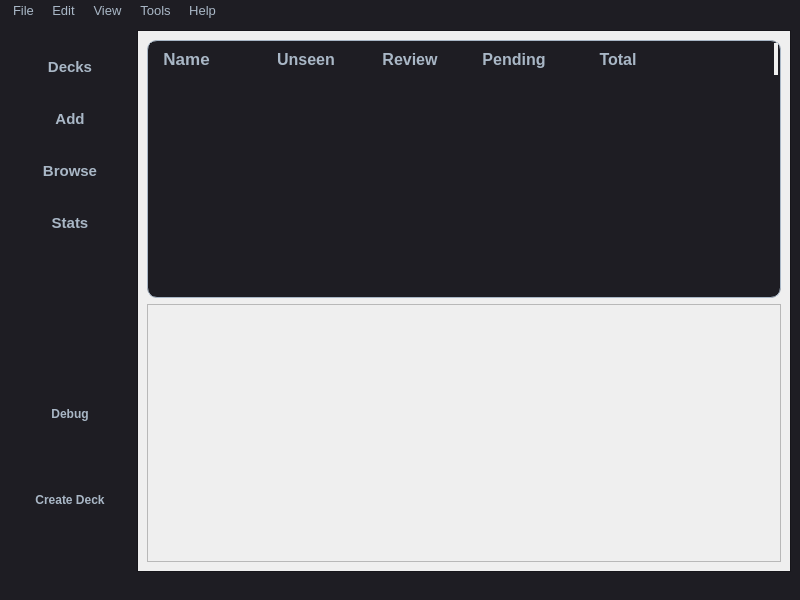
Above: forms/mainwindow.ui from TehPig/MindLeap before the change. Below: the same form after it.
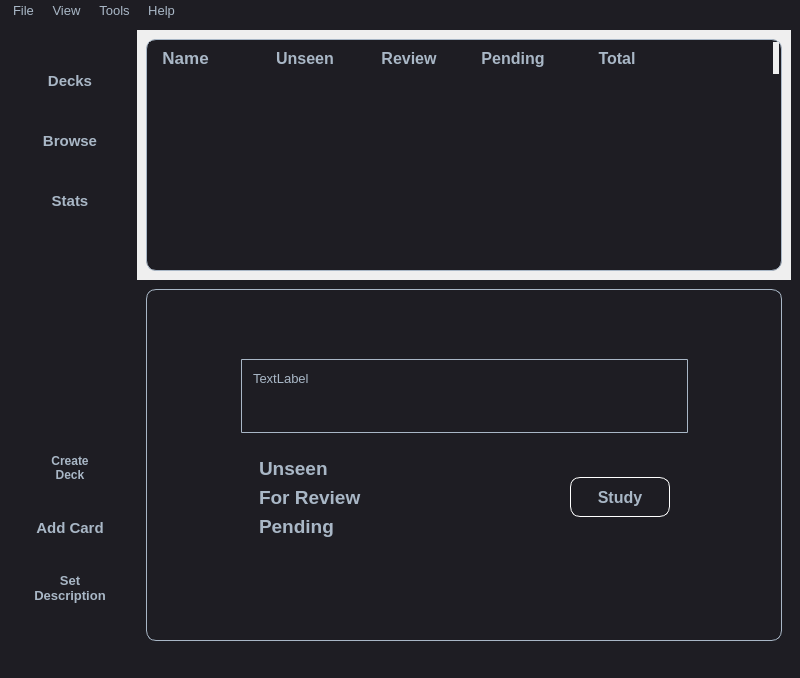
That is the form after the change. Icons and pictures are not drawn. Custom widgets are drawn as their Qt base class.

Patch:
```diff
--- a/forms/mainwindow.ui
+++ b/forms/mainwindow.ui
@@ -7,7 +7,7 @@
     <x>0</x>
     <y>0</y>
     <width>800</width>
-    <height>600</height>
+    <height>678</height>
    </rect>
   </property>
   <property name="sizePolicy">
@@ -422,7 +422,539 @@
     </sizepolicy>
    </property>
    <layout class="QGridLayout" name="gridLayout">
-    <item row="0" column="0">
+    <item row="1" column="1">
+     <widget class="QWidget" name="deckWidget" native="true">
+      <property name="enabled">
+       <bool>true</bool>
+      </property>
+      <property name="sizePolicy">
+       <sizepolicy hsizetype="Expanding" vsizetype="Expanding">
+        <horstretch>0</horstretch>
+        <verstretch>0</verstretch>
+       </sizepolicy>
+      </property>
+      <property name="visible">
+       <bool>false</bool>
+      </property>
+      <property name="styleSheet">
+       <string notr="true">#DeckInfo {
+    background-color: #1e1d23;
+    gridline-color: transparent;
+    border: 1.3px solid #a9b7c6; /* Add border */
+    border-radius: 10px; /* Rounded corners */
+    padding: 2px; /* Increase padding to prevent border cut-off */
+    color: #a9b7c6;
+}
+QPushButton{
+	border-style: solid;
+	border-top-color: white;
+	border-right-color: white;
+	border-left-color: white;
+	border-bottom-color: white;
+	border-width: 1px;
+	border-radius: 10px;
+	border-style: solid;
+	color: #a9b7c6;
+	padding: 2px;
+	background-color: #1e1d23;
+}
+QPushButton::default{
+	border-style: inset;
+	border-top-color: transparent;
+	border-right-color: transparent;
+	border-left-color: transparent;
+	border-bottom-color: #04b97f;
+	border-width: 1px;
+	color: #a9b7c6;
+	padding: 2px;
+	background-color: #1e1d23;
+}
+QPushButton:hover{
+	border-style: solid;
+	border-top-color: #37efba;;
+	border-right-color: #37efba;;
+	border-left-color: #37efba;;
+	border-bottom-color: #37efba;
+	border-bottom-width: 1px;
+	color: #FFFFFF;
+	padding: 2px;
+	background-color: #1e1d23;
+}
+QPushButton:pressed{
+	border-style: solid;
+	border-top-color: #37efba;
+	border-right-color: #37efba;
+	border-left-color: #37efba;
+	border-bottom-color: #37efba;
+	border-bottom-width: 1px;
+	color: #37efba;
+	padding: 2px;
+	background-color: #1e1d23;
+}
+QLabel {
+	color: #a9b7c6;
+}</string>
+      </property>
+      <layout class="QGridLayout" name="gridLayout_3">
+       <property name="leftMargin">
+        <number>9</number>
+       </property>
+       <property name="topMargin">
+        <number>3</number>
+       </property>
+       <property name="rightMargin">
+        <number>9</number>
+       </property>
+       <property name="bottomMargin">
+        <number>9</number>
+       </property>
+       <property name="spacing">
+        <number>7</number>
+       </property>
+       <item row="0" column="0">
+        <widget class="QWidget" name="DeckInfo" native="true">
+         <property name="enabled">
+          <bool>true</bool>
+         </property>
+         <property name="sizePolicy">
+          <sizepolicy hsizetype="Expanding" vsizetype="Expanding">
+           <horstretch>0</horstretch>
+           <verstretch>0</verstretch>
+          </sizepolicy>
+         </property>
+         <property name="minimumSize">
+          <size>
+           <width>0</width>
+           <height>0</height>
+          </size>
+         </property>
+         <property name="maximumSize">
+          <size>
+           <width>16777215</width>
+           <height>16777215</height>
+          </size>
+         </property>
+         <layout class="QVBoxLayout" name="verticalLayout_14">
+          <property name="spacing">
+           <number>10</number>
+          </property>
+          <property name="leftMargin">
+           <number>0</number>
+          </property>
+          <property name="topMargin">
+           <number>10</number>
+          </property>
+          <property name="rightMargin">
+           <number>0</number>
+          </property>
+          <property name="bottomMargin">
+           <number>10</number>
+          </property>
+          <item>
+           <widget class="QWidget" name="widget_4" native="true">
+            <layout class="QHBoxLayout" name="horizontalLayout">
+             <property name="spacing">
+              <number>10</number>
+             </property>
+             <property name="leftMargin">
+              <number>0</number>
+             </property>
+             <property name="topMargin">
+              <number>10</number>
+             </property>
+             <property name="rightMargin">
+              <number>0</number>
+             </property>
+             <property name="bottomMargin">
+              <number>10</number>
+             </property>
+             <item>
+              <spacer name="horizontalSpacer_2">
+               <property name="orientation">
+                <enum>Qt::Orientation::Horizontal</enum>
+               </property>
+               <property name="sizeType">
+                <enum>QSizePolicy::Policy::Expanding</enum>
+               </property>
+               <property name="sizeHint" stdset="0">
+                <size>
+                 <width>5</width>
+                 <height>5</height>
+                </size>
+               </property>
+              </spacer>
+             </item>
+             <item>
+              <widget class="QWidget" name="widget_7" native="true">
+               <layout class="QVBoxLayout" name="verticalLayout_13">
+                <property name="leftMargin">
+                 <number>20</number>
+                </property>
+                <property name="topMargin">
+                 <number>20</number>
+                </property>
+                <property name="rightMargin">
+                 <number>20</number>
+                </property>
+                <property name="bottomMargin">
+                 <number>20</number>
+                </property>
+                <item>
+                 <spacer name="verticalSpacer_5">
+                  <property name="orientation">
+                   <enum>Qt::Orientation::Vertical</enum>
+                  </property>
+                  <property name="sizeHint" stdset="0">
+                   <size>
+                    <width>20</width>
+                    <height>100</height>
+                   </size>
+                  </property>
+                 </spacer>
+                </item>
+                <item>
+                 <widget class="QLabel" name="Name">
+                  <property name="font">
+                   <font>
+                    <pointsize>16</pointsize>
+                    <bold>true</bold>
+                   </font>
+                  </property>
+                  <property name="text">
+                   <string/>
+                  </property>
+                  <property name="alignment">
+                   <set>Qt::AlignmentFlag::AlignCenter</set>
+                  </property>
+                  <property name="margin">
+                   <number>10</number>
+                  </property>
+                 </widget>
+                </item>
+                <item>
+                 <widget class="QScrollArea" name="scrollArea_2">
+                  <property name="enabled">
+                   <bool>true</bool>
+                  </property>
+                  <property name="font">
+                   <font>
+                    <kerning>true</kerning>
+                   </font>
+                  </property>
+                  <property name="autoFillBackground">
+                   <bool>false</bool>
+                  </property>
+                  <property name="styleSheet">
+                   <string notr="true">QScrollArea {
+	background-color:#1e1d23;
+    gridline-color: transparent;
+    border: 1px solid #a9b7c6; /* Add border */
+    border-radius: 1px; /* Rounded corners */
+    padding: 2px; /* Increase padding to prevent border cut-off */
+    color: #a9b7c6;
+}</string>
+                  </property>
+                  <property name="frameShape">
+                   <enum>QFrame::Shape::NoFrame</enum>
+                  </property>
+                  <property name="frameShadow">
+                   <enum>QFrame::Shadow::Plain</enum>
+                  </property>
+                  <property name="lineWidth">
+                   <number>1</number>
+                  </property>
+                  <property name="widgetResizable">
+                   <bool>true</bool>
+                  </property>
+                  <widget class="QWidget" name="scrollAreaWidgetContents_3">
+                   <property name="geometry">
+                    <rect>
+                     <x>0</x>
+                     <y>0</y>
+                     <width>480</width>
+                     <height>83</height>
+                    </rect>
+                   </property>
+                   <property name="autoFillBackground">
+                    <bool>false</bool>
+                   </property>
+                   <property name="styleSheet">
+                    <string notr="true">QWidget {
+	background-color:#1e1d23;
+}</string>
+                   </property>
+                   <layout class="QVBoxLayout" name="verticalLayout_12">
+                    <item>
+                     <widget class="QLabel" name="Description">
+                      <property name="font">
+                       <font>
+                        <pointsize>10</pointsize>
+                       </font>
+                      </property>
+                      <property name="text">
+                       <string>TextLabel</string>
+                      </property>
+                      <property name="alignment">
+                       <set>Qt::AlignmentFlag::AlignLeading|Qt::AlignmentFlag::AlignLeft|Qt::AlignmentFlag::AlignTop</set>
+                      </property>
+                      <property name="wordWrap">
+                       <bool>true</bool>
+                      </property>
+                     </widget>
+                    </item>
+                   </layout>
+                  </widget>
+                 </widget>
+                </item>
+                <item>
+                 <spacer name="verticalSpacer">
+                  <property name="orientation">
+                   <enum>Qt::Orientation::Vertical</enum>
+                  </property>
+                  <property name="sizeHint" stdset="0">
+                   <size>
+                    <width>20</width>
+                    <height>100</height>
+                   </size>
+                  </property>
+                 </spacer>
+                </item>
+                <item>
+                 <widget class="QWidget" name="widget_5" native="true">
+                  <layout class="QHBoxLayout" name="horizontalLayout_3">
+                   <item>
+                    <widget class="QWidget" name="Info" native="true">
+                     <layout class="QVBoxLayout" name="verticalLayout_9">
+                      <item>
+                       <widget class="QLabel" name="Unseen">
+                        <property name="font">
+                         <font>
+                          <pointsize>14</pointsize>
+                          <bold>true</bold>
+                         </font>
+                        </property>
+                        <property name="text">
+                         <string>Unseen</string>
+                        </property>
+                       </widget>
+                      </item>
+                      <item>
+                       <widget class="QLabel" name="Review">
+                        <property name="font">
+                         <font>
+                          <pointsize>14</pointsize>
+                          <bold>true</bold>
+                         </font>
+                        </property>
+                        <property name="text">
+                         <string>For Review</string>
+                        </property>
+                       </widget>
+                      </item>
+                      <item>
+                       <widget class="QLabel" name="Pending">
+                        <property name="font">
+                         <font>
+                          <pointsize>14</pointsize>
+                          <bold>true</bold>
+                         </font>
+                        </property>
+                        <property name="text">
+                         <string>Pending</string>
+                        </property>
+                       </widget>
+                      </item>
+                     </layout>
+                    </widget>
+                   </item>
+                   <item>
+                    <widget class="QWidget" name="Count" native="true">
+                     <layout class="QVBoxLayout" name="verticalLayout_10">
+                      <item>
+                       <widget class="QLabel" name="UnseenCount">
+                        <property name="font">
+                         <font>
+                          <pointsize>14</pointsize>
+                         </font>
+                        </property>
+                        <property name="contextMenuPolicy">
+                         <enum>Qt::ContextMenuPolicy::NoContextMenu</enum>
+                        </property>
+                        <property name="styleSheet">
+                         <string notr="true">#UnseenCount {
+	color: #4363d8;
+}</string>
+                        </property>
+                        <property name="text">
+                         <string/>
+                        </property>
+                        <property name="scaledContents">
+                         <bool>false</bool>
+                        </property>
+                        <property name="wordWrap">
+                         <bool>false</bool>
+                        </property>
+                       </widget>
+                      </item>
+                      <item>
+                       <widget class="QLabel" name="ReviewCount">
+                        <property name="maximumSize">
+                         <size>
+                          <width>16777215</width>
+                          <height>16777215</height>
+                         </size>
+                        </property>
+                        <property name="font">
+                         <font>
+                          <pointsize>14</pointsize>
+                         </font>
+                        </property>
+                        <property name="contextMenuPolicy">
+                         <enum>Qt::ContextMenuPolicy::NoContextMenu</enum>
+                        </property>
+                        <property name="styleSheet">
+                         <string notr="true">#ReviewCount {
+	color: #800000;
+}</string>
+                        </property>
+                        <property name="text">
+                         <string/>
+                        </property>
+                       </widget>
+                      </item>
+                      <item>
+                       <widget class="QLabel" name="PendingCount">
+                        <property name="maximumSize">
+                         <size>
+                          <width>16777215</width>
+                          <height>16777215</height>
+                         </size>
+                        </property>
+                        <property name="font">
+                         <font>
+                          <pointsize>14</pointsize>
+                         </font>
+                        </property>
+                        <property name="contextMenuPolicy">
+                         <enum>Qt::ContextMenuPolicy::NoContextMenu</enum>
+                        </property>
+                        <property name="styleSheet">
+                         <string notr="true">#PendingCount {
+	color: #ffe119;
+}</string>
+                        </property>
+                        <property name="text">
+                         <string/>
+                        </property>
+                       </widget>
+                      </item>
+                     </layout>
+                    </widget>
+                   </item>
+                   <item>
+                    <spacer name="horizontalSpacer_3">
+                     <property name="orientation">
+                      <enum>Qt::Orientation::Horizontal</enum>
+                     </property>
+                     <property name="sizeHint" stdset="0">
+                      <size>
+                       <width>150</width>
+                       <height>20</height>
+                      </size>
+                     </property>
+                    </spacer>
+                   </item>
+                   <item>
+                    <widget class="QWidget" name="widget_8" native="true">
+                     <layout class="QVBoxLayout" name="verticalLayout_11">
+                      <item>
+                       <widget class="QPushButton" name="StudyButton">
+                        <property name="sizePolicy">
+                         <sizepolicy hsizetype="Fixed" vsizetype="Fixed">
+                          <horstretch>0</horstretch>
+                          <verstretch>0</verstretch>
+                         </sizepolicy>
+                        </property>
+                        <property name="minimumSize">
+                         <size>
+                          <width>100</width>
+                          <height>40</height>
+                         </size>
+                        </property>
+                        <property name="font">
+                         <font>
+                          <pointsize>12</pointsize>
+                          <bold>true</bold>
+                         </font>
+                        </property>
+                        <property name="text">
+                         <string>Study</string>
+                        </property>
+                       </widget>
+                      </item>
+                     </layout>
+                    </widget>
+                   </item>
+                  </layout>
+                 </widget>
+                </item>
+                <item>
+                 <spacer name="verticalSpacer_4">
+                  <property name="orientation">
+                   <enum>Qt::Orientation::Vertical</enum>
+                  </property>
+                  <property name="sizeHint" stdset="0">
+                   <size>
+                    <width>20</width>
+                    <height>200</height>
+                   </size>
+                  </property>
+                 </spacer>
+                </item>
+                <item>
+                 <widget class="QLabel" name="CardCount">
+                  <property name="font">
+                   <font>
+                    <pointsize>12</pointsize>
+                   </font>
+                  </property>
+                  <property name="text">
+                   <string/>
+                  </property>
+                  <property name="alignment">
+                   <set>Qt::AlignmentFlag::AlignCenter</set>
+                  </property>
+                 </widget>
+                </item>
+               </layout>
+              </widget>
+             </item>
+             <item>
+              <spacer name="horizontalSpacer">
+               <property name="orientation">
+                <enum>Qt::Orientation::Horizontal</enum>
+               </property>
+               <property name="sizeType">
+                <enum>QSizePolicy::Policy::Expanding</enum>
+               </property>
+               <property name="sizeHint" stdset="0">
+                <size>
+                 <width>5</width>
+                 <height>5</height>
+                </size>
+               </property>
+              </spacer>
+             </item>
+            </layout>
+           </widget>
+          </item>
+         </layout>
+        </widget>
+       </item>
+      </layout>
+     </widget>
+    </item>
+    <item row="0" column="0" rowspan="2">
      <widget class="QWidget" name="widget" native="true">
       <property name="sizePolicy">
        <sizepolicy hsizetype="Preferred" vsizetype="Preferred">
@@ -446,9 +978,28 @@
        <property name="bottomMargin">
         <number>11</number>
        </property>
+       <item>
+        <spacer name="verticalSpacer_2">
+         <property name="orientation">
+          <enum>Qt::Orientation::Vertical</enum>
+         </property>
+         <property name="sizeType">
+          <enum>QSizePolicy::Policy::Preferred</enum>
+         </property>
+         <property name="sizeHint" stdset="0">
+          <size>
+           <width>20</width>
+           <height>10</height>
+          </size>
+         </property>
+        </spacer>
+       </item>
        <item>
         <widget class="QWidget" name="widget_2" native="true">
          <layout class="QVBoxLayout" name="verticalLayout_3">
+          <property name="spacing">
+           <number>10</number>
+          </property>
           <property name="leftMargin">
            <number>0</number>
           </property>
@@ -493,38 +1044,7 @@
            </widget>
           </item>
           <item>
-           <widget class="QPushButton" name="pushButton_2">
-            <property name="sizePolicy">
-             <sizepolicy hsizetype="Fixed" vsizetype="Fixed">
-              <horstretch>0</horstretch>
-              <verstretch>0</verstretch>
-             </sizepolicy>
-            </property>
-            <property name="minimumSize">
-             <size>
-              <width>80</width>
-              <height>30</height>
-             </size>
-            </property>
-            <property name="maximumSize">
-             <size>
-              <width>120</width>
-              <height>40</height>
-             </size>
-            </property>
-            <property name="font">
-             <font>
-              <pointsize>11</pointsize>
-              <bold>true</bold>
-             </font>
-            </property>
-            <property name="text">
-             <string>Add</string>
-            </property>
-           </widget>
-          </item>
-          <item>
-           <widget class="QPushButton" name="pushButton_3">
+           <widget class="QPushButton" name="BrowseButton">
             <property name="sizePolicy">
              <sizepolicy hsizetype="Fixed" vsizetype="Fixed">
               <horstretch>0</horstretch>
@@ -589,7 +1109,7 @@
         </widget>
        </item>
        <item>
-        <spacer name="verticalSpacer">
+        <spacer name="seperator_2">
          <property name="orientation">
           <enum>Qt::Orientation::Vertical</enum>
          </property>
@@ -599,14 +1119,17 @@
          <property name="sizeHint" stdset="0">
           <size>
            <width>100</width>
-           <height>100</height>
+           <height>200</height>
           </size>
          </property>
         </spacer>
        </item>
        <item>
         <widget class="QWidget" name="widget_3" native="true">
-         <layout class="QVBoxLayout" name="verticalLayout_2">
+         <layout class="QVBoxLayout" name="verticalLayout_7">
+          <property name="spacing">
+           <number>10</number>
+          </property>
           <property name="leftMargin">
            <number>0</number>
           </property>
@@ -620,10 +1143,7 @@
            <number>0</number>
           </property>
           <item>
-           <widget class="QPushButton" name="pushButton_6">
-            <property name="enabled">
-             <bool>true</bool>
-            </property>
+           <widget class="QPushButton" name="CreateDeckButton">
             <property name="sizePolicy">
              <sizepolicy hsizetype="Fixed" vsizetype="Fixed">
               <horstretch>0</horstretch>
@@ -646,22 +1166,16 @@
              <font>
               <pointsize>9</pointsize>
               <bold>true</bold>
-              <strikeout>false</strikeout>
              </font>
             </property>
             <property name="text">
-             <string>Debug</string>
+             <string>Create
+Deck</string>
             </property>
-            <property name="autoDefault">
-             <bool>false</bool>
-            </property>
            </widget>
           </item>
           <item>
-           <widget class="QPushButton" name="pushButton_5">
-            <property name="enabled">
-             <bool>true</bool>
-            </property>
+           <widget class="QPushButton" name="AddCardButton">
             <property name="sizePolicy">
              <sizepolicy hsizetype="Fixed" vsizetype="Fixed">
               <horstretch>0</horstretch>
@@ -682,22 +1196,66 @@
             </property>
             <property name="font">
              <font>
-              <pointsize>9</pointsize>
+              <pointsize>11</pointsize>
               <bold>true</bold>
-              <strikeout>false</strikeout>
              </font>
             </property>
             <property name="text">
-             <string>Create Deck</string>
+             <string>Add Card</string>
             </property>
-            <property name="autoDefault">
-             <bool>false</bool>
+           </widget>
+          </item>
+          <item>
+           <widget class="QPushButton" name="SetDescriptionButton">
+            <property name="sizePolicy">
+             <sizepolicy hsizetype="Fixed" vsizetype="Fixed">
+              <horstretch>0</horstretch>
+              <verstretch>0</verstretch>
+             </sizepolicy>
+            </property>
+            <property name="minimumSize">
+             <size>
+              <width>80</width>
+              <height>40</height>
+             </size>
+            </property>
+            <property name="maximumSize">
+             <size>
+              <width>120</width>
+              <height>40</height>
+             </size>
+            </property>
+            <property name="font">
+             <font>
+              <pointsize>10</pointsize>
+              <bold>true</bold>
+             </font>
+            </property>
+            <property name="text">
+             <string>Set
+Description</string>
             </property>
            </widget>
           </item>
          </layout>
         </widget>
        </item>
+       <item>
+        <spacer name="verticalSpacer_3">
+         <property name="orientation">
+          <enum>Qt::Orientation::Vertical</enum>
+         </property>
+         <property name="sizeType">
+          <enum>QSizePolicy::Policy::Preferred</enum>
+         </property>
+         <property name="sizeHint" stdset="0">
+          <size>
+           <width>20</width>
+           <height>20</height>
+          </size>
+         </property>
+        </spacer>
+       </item>
       </layout>
      </widget>
     </item>
@@ -712,6 +1270,15 @@
         <height>250</height>
        </size>
       </property>
+      <property name="visible">
+       <bool>false</bool>
+      </property>
+      <property name="frameShape">
+       <enum>QFrame::Shape::NoFrame</enum>
+      </property>
+      <property name="frameShadow">
+       <enum>QFrame::Shadow::Plain</enum>
+      </property>
       <property name="verticalScrollBarPolicy">
        <enum>Qt::ScrollBarPolicy::ScrollBarAsNeeded</enum>
       </property>
@@ -732,8 +1299,8 @@
         <rect>
          <x>0</x>
          <y>0</y>
-         <width>647</width>
-         <height>523</height>
+         <width>300</width>
+         <height>250</height>
         </rect>
        </property>
        <property name="sizePolicy">
@@ -742,9 +1309,9 @@
          <verstretch>0</verstretch>
         </sizepolicy>
        </property>
-       <layout class="QGridLayout" name="gridLayout_2">
-        <item row="0" column="0">
-         <widget class="HoverableTableWidget" name="tableWidget">
+       <layout class="QVBoxLayout" name="verticalLayout_2">
+        <item>
+         <widget class="HoverableTableWidget" name="CardList">
           <property name="enabled">
            <bool>true</bool>
           </property>
@@ -781,6 +1348,12 @@
     border: none;
 }</string>
           </property>
+          <property name="frameShape">
+           <enum>QFrame::Shape::NoFrame</enum>
+          </property>
+          <property name="frameShadow">
+           <enum>QFrame::Shadow::Plain</enum>
+          </property>
           <property name="alternatingRowColors">
            <bool>false</bool>
           </property>
@@ -885,101 +1458,6 @@
           </column>
          </widget>
         </item>
-        <item row="1" column="0">
-         <widget class="QWidget" name="deckWidget" native="true">
-          <property name="enabled">
-           <bool>true</bool>
-          </property>
-          <property name="sizePolicy">
-           <sizepolicy hsizetype="Expanding" vsizetype="Expanding">
-            <horstretch>0</horstretch>
-            <verstretch>0</verstretch>
-           </sizepolicy>
-          </property>
-          <property name="visible">
-           <bool>false</bool>
-          </property>
-          <layout class="QGridLayout" name="gridLayout_3">
-           <property name="leftMargin">
-            <number>0</number>
-           </property>
-           <property name="topMargin">
-            <number>0</number>
-           </property>
-           <property name="rightMargin">
-            <number>0</number>
-           </property>
-           <property name="bottomMargin">
-            <number>0</number>
-           </property>
-           <property name="spacing">
-            <number>0</number>
-           </property>
-           <item row="0" column="0">
-            <widget class="QFrame" name="DeckInfo">
-             <property name="enabled">
-              <bool>true</bool>
-             </property>
-             <property name="sizePolicy">
-              <sizepolicy hsizetype="Expanding" vsizetype="Expanding">
-               <horstretch>0</horstretch>
-               <verstretch>0</verstretch>
-              </sizepolicy>
-             </property>
-             <property name="minimumSize">
-              <size>
-               <width>309</width>
-               <height>247</height>
-              </size>
-             </property>
-             <property name="maximumSize">
-              <size>
-               <width>16777215</width>
-               <height>16777215</height>
-              </size>
-             </property>
-             <property name="frameShape">
-              <enum>QFrame::Shape::StyledPanel</enum>
-             </property>
-             <property name="frameShadow">
-              <enum>QFrame::Shadow::Raised</enum>
-             </property>
-             <widget class="QLabel" name="Name">
-              <property name="geometry">
-               <rect>
-                <x>100</x>
-                <y>30</y>
-                <width>431</width>
-                <height>51</height>
-               </rect>
-              </property>
-              <property name="font">
-               <font>
-                <bold>true</bold>
-               </font>
-              </property>
-              <property name="text">
-               <string/>
-              </property>
-             </widget>
-             <widget class="QLabel" name="CardCount">
-              <property name="geometry">
-               <rect>
-                <x>180</x>
-                <y>280</y>
-                <width>271</width>
-                <height>61</height>
-               </rect>
-              </property>
-              <property name="text">
-               <string/>
-              </property>
-             </widget>
-            </widget>
-           </item>
-          </layout>
-         </widget>
-        </item>
        </layout>
       </widget>
      </widget>
@@ -1052,12 +1530,6 @@
     <addaction name="separator"/>
     <addaction name="actionExit"/>
    </widget>
-   <widget class="QMenu" name="menuEdit">
-    <property name="title">
-     <string>Edit</string>
-    </property>
-    <addaction name="actionUndo"/>
-   </widget>
    <widget class="QMenu" name="menuView">
     <property name="title">
      <string>View</string>
@@ -1087,7 +1559,6 @@
     <addaction name="actionAbout"/>
    </widget>
    <addaction name="menuFile"/>
-   <addaction name="menuEdit"/>
    <addaction name="menuView"/>
    <addaction name="menuTools"/>
    <addaction name="menuGuide"/>
```
Left out of the diff: 31 changed lines with no effect on the pictures.
